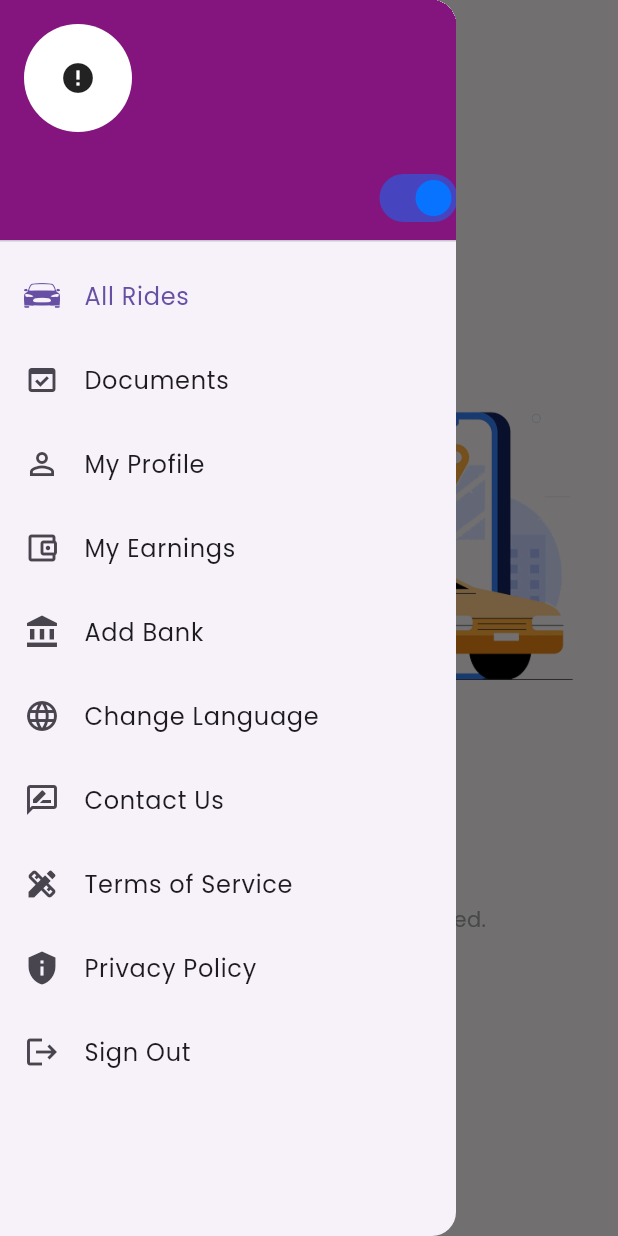
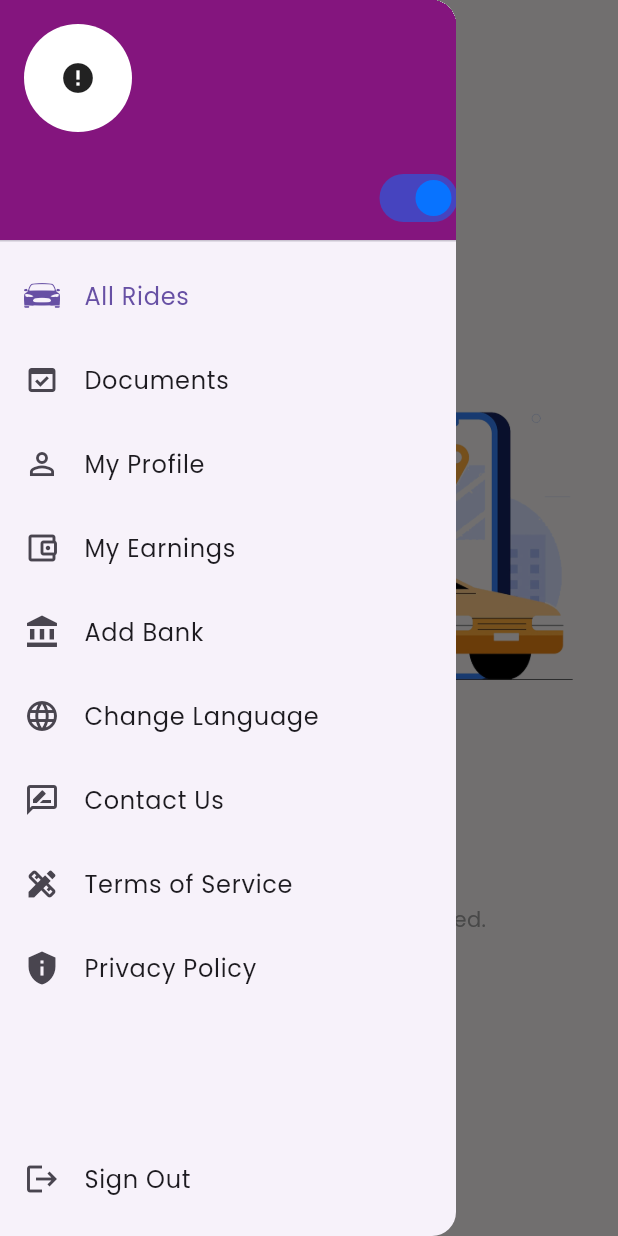
Before and after one commit to yegaride/yegasigur-driver, a Flutter app: the DashBoard screen opened directly, with the side drawer open, on a phone screen of 412 x 824 dp. Run offline on Flutter 3.47's test engine with Material 3 defaults, Android fonts, the phone set to English and light mode, and no system bars; drawn by our look-alikes of cached_network_image; our stand-ins replace cloud_firestore, dio, dropdown_search, file_picker, firebase_auth, firebase_core and 20 more; missing offline and left inert: flutter_google_places_hoc081098, flutter_paypal_native, flutter_polyline_points, flutter_stripe, flutterflow_paginate_firestore and 11 more; accounts and stored records are empty; network calls fail.

Commit message:
separate logout from other drawer items

```diff
--- a/lib/controller/dash_board_controller.dart
+++ b/lib/controller/dash_board_controller.dart
@@ -92,7 +92,6 @@ class DashBoardController extends GetxController {
     DrawerRoute(Routes.contactUs, Icons.rate_review_outlined),
     DrawerRoute(Routes.termService, Icons.design_services),
     DrawerRoute(Routes.privacyPolicy, Icons.privacy_tip),
-    DrawerRoute(Routes.signOut, Icons.logout),
   ];
 
   Widget buildSelectedRoute(String route) {
--- a/lib/page/dash_board.dart
+++ b/lib/page/dash_board.dart
@@ -114,8 +114,7 @@ class DashBoard extends StatelessWidget {
     }).toList();
 
     return Drawer(
-      child: ListView(
-        padding: EdgeInsets.zero,
+      child: Column(
         children: [
           controller.userModel == null
               ? Center(
@@ -188,15 +187,15 @@ class DashBoard extends StatelessWidget {
                   ),
                 ),
           Column(children: drawerRoutes),
+          const Spacer(),
+          ListTile(
+            leading: const Icon(Icons.logout),
+            title: Text(Routes.signOut.tr),
+            onTap: () => controller.onRouteSelected(Routes.signOut),
+          ),
+          const SizedBox(height: 10),
         ],
       ),
     );
   }
 }
-
-class DrawerItem {
-  String title;
-  IconData icon;
-
-  DrawerItem(this.title, this.icon);
-}
```
